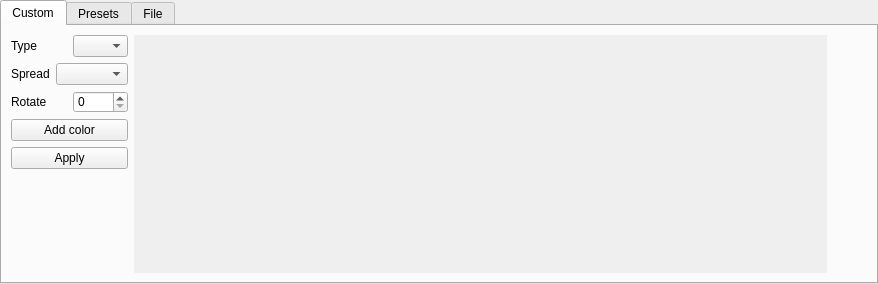
Before: the Qt Designer form ui/BackgroundApplier.ui in Fefedu973/OpenRGBVisualMapPlugin, drawn with Qt 5.
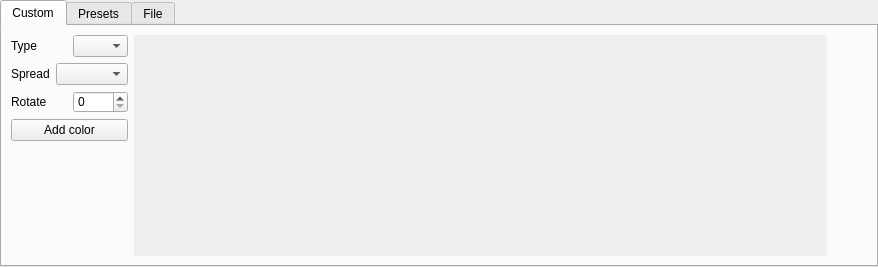
After: the same form once the commit is applied.

Commit message: Review bottom bar layout + add remove color stop button

```diff
--- a/ui/BackgroundApplier.ui
+++ b/ui/BackgroundApplier.ui
@@ -7,11 +7,11 @@
     <x>0</x>
     <y>0</y>
     <width>878</width>
-    <height>284</height>
+    <height>267</height>
    </rect>
   </property>
   <property name="sizePolicy">
-   <sizepolicy hsizetype="Expanding" vsizetype="Minimum">
+   <sizepolicy hsizetype="Expanding" vsizetype="Expanding">
     <horstretch>0</horstretch>
     <verstretch>0</verstretch>
    </sizepolicy>
@@ -44,12 +44,12 @@
    <item row="0" column="0">
     <layout class="QGridLayout" name="gridLayout_4">
      <property name="sizeConstraint">
-      <enum>QLayout::SetMinimumSize</enum>
+      <enum>QLayout::SetDefaultConstraint</enum>
      </property>
      <item row="0" column="0">
       <widget class="QTabWidget" name="tabs">
        <property name="sizePolicy">
-        <sizepolicy hsizetype="Minimum" vsizetype="Minimum">
+        <sizepolicy hsizetype="Expanding" vsizetype="Expanding">
          <horstretch>0</horstretch>
          <verstretch>0</verstretch>
         </sizepolicy>
@@ -86,9 +86,9 @@
          <item row="0" column="0">
           <layout class="QGridLayout" name="gridLayout_3" columnstretch="1,10,0">
            <item row="0" column="0">
-            <layout class="QVBoxLayout" name="custom_layout" stretch="1,1,1,1,1,5">
+            <layout class="QVBoxLayout" name="custom_layout" stretch="1,1,1,1,1000">
              <property name="sizeConstraint">
-              <enum>QLayout::SetMinimumSize</enum>
+              <enum>QLayout::SetDefaultConstraint</enum>
              </property>
              <item>
               <layout class="QHBoxLayout" name="horizontalLayout_2">
@@ -174,19 +174,6 @@
                </property>
               </widget>
              </item>
-             <item>
-              <widget class="QPushButton" name="apply_custom_button">
-               <property name="sizePolicy">
-                <sizepolicy hsizetype="Preferred" vsizetype="Maximum">
-                 <horstretch>0</horstretch>
-                 <verstretch>0</verstretch>
-                </sizepolicy>
-               </property>
-               <property name="text">
-                <string>Apply</string>
-               </property>
-              </widget>
-             </item>
              <item>
               <spacer name="verticalSpacer_2">
                <property name="orientation">
@@ -205,7 +192,7 @@
            <item row="0" column="1">
             <widget class="QScrollArea" name="scrollArea">
              <property name="sizePolicy">
-              <sizepolicy hsizetype="Expanding" vsizetype="Minimum">
+              <sizepolicy hsizetype="Expanding" vsizetype="Expanding">
                <horstretch>0</horstretch>
                <verstretch>0</verstretch>
               </sizepolicy>
@@ -213,13 +200,16 @@
              <property name="widgetResizable">
               <bool>true</bool>
              </property>
+             <property name="alignment">
+              <set>Qt::AlignLeading|Qt::AlignLeft|Qt::AlignTop</set>
+             </property>
              <widget class="QWidget" name="color_stops">
               <property name="geometry">
                <rect>
                 <x>0</x>
                 <y>0</y>
                 <width>642</width>
-                <height>223</height>
+                <height>206</height>
                </rect>
               </property>
               <property name="sizePolicy">
```
Left out of the diff: 46 changed lines with no effect on the pictures. The commit also changes 6 other files.
